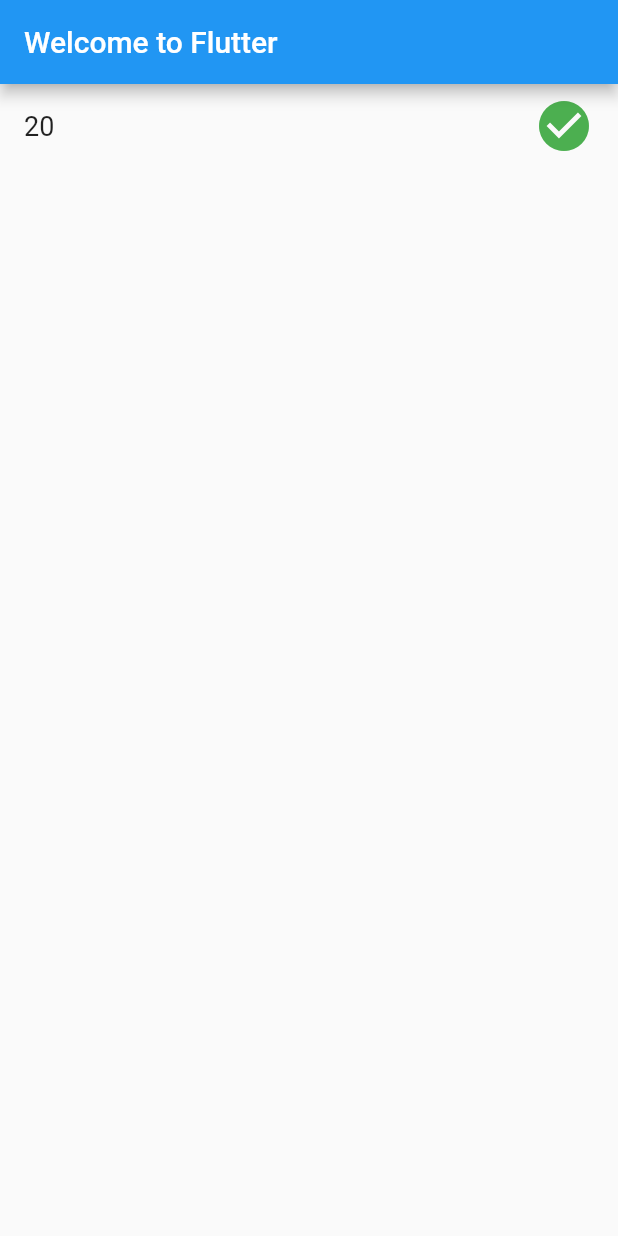
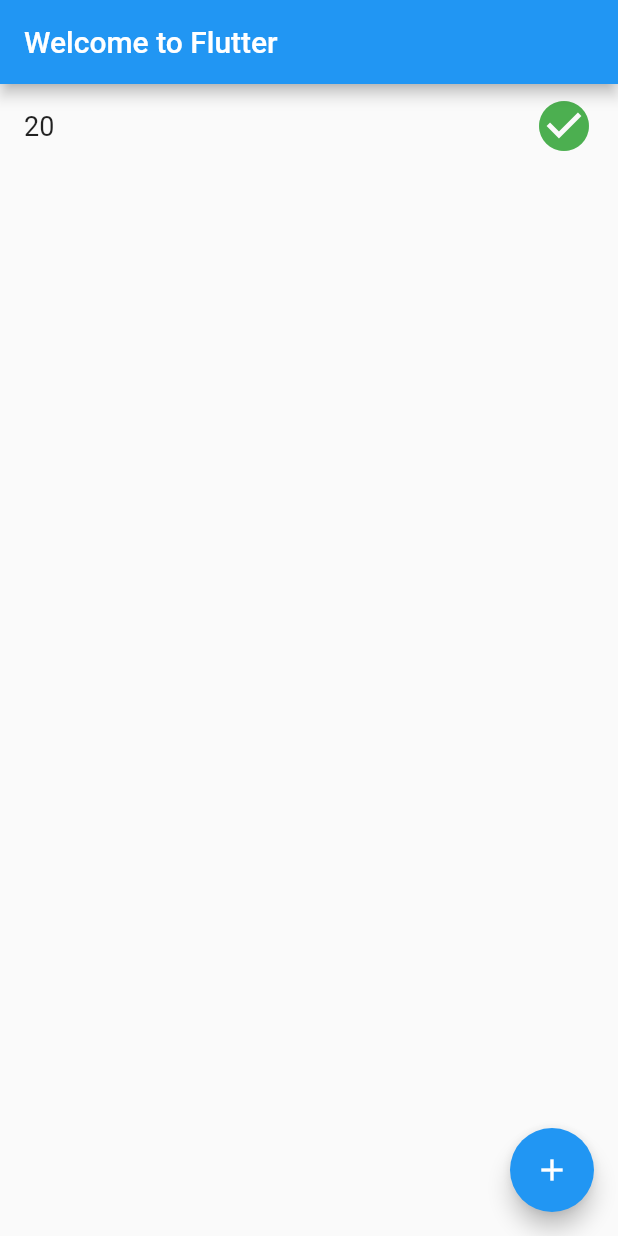
Before and after one commit to hamdav/HabitTracker, a Flutter app: the screen it shows after launch, on a phone screen of 412 x 824 dp. Run offline on Flutter 3.47's test engine with Material 2 defaults, Android fonts, the phone set to English and light mode, and no system bars.

Commit message:
Added floating button to add habits

```diff
--- a/lib/main.dart
+++ b/lib/main.dart
@@ -63,8 +63,16 @@ class _RandomNumberState extends State<RandomNumber> {
 			)
 		).toList();
 
-		return ListView(
-			children: habitWidgets
+		return Scaffold(
+			body: ListView(
+					children: habitWidgets
+				),
+			floatingActionButton: FloatingActionButton(
+					child: Icon(Icons.add),
+					onPressed: () {
+						setState(() {_habits.add(Habit(_rndGenerator(rng).first.toString())); });
+					},
+				),
 			);
 		/* return ListView.builder( */
 		/* 	padding: const EdgeInsets.all(16.0), */
```
